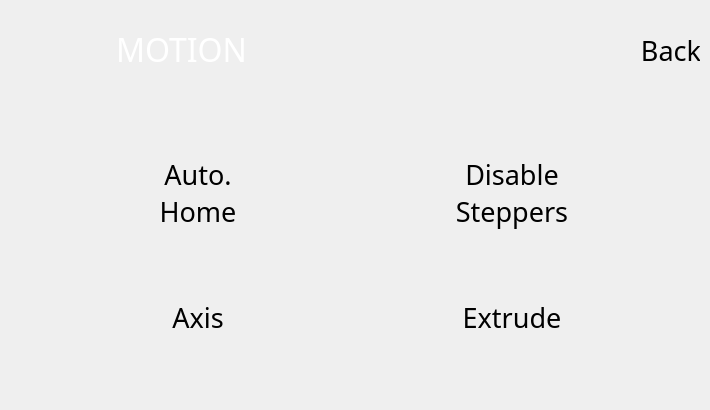
Before: the Qt Designer form BlocksScreen/lib/ui/controlStackedWidget.ui in BlocksTechnology/BlocksScreen, drawn with Qt 5.
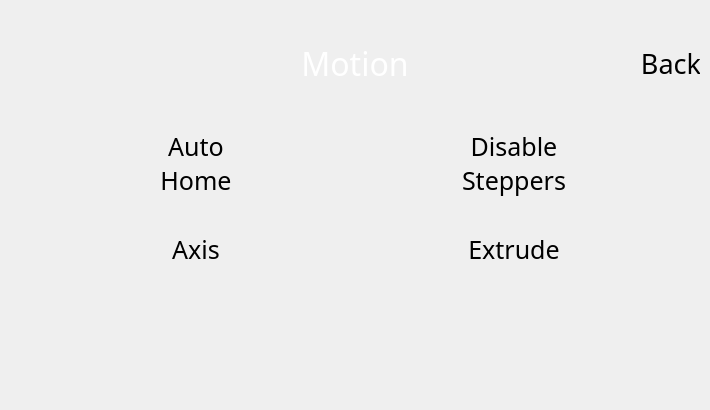
After: the same form once the commit is applied. The open tabs and pages were chosen to show the change. Custom widgets are drawn as their Qt base class.

Commit message:
Bugfix button text fix (#62)
* UPD: updated the left/center margin for blocks_button

* UPD: commented qr code widget , added text , incresed text font

* UPD: updated xyz format , hid printer settings , changed max bed temp. to 120

* UPD: updated popup messages

* UPD: uniformed size ,fonts and position for the buttons

* UPD: blocks_button now center on the whole white part of the button

* UPD: updated tittle on controlpanel

* UPD: fixed leds page layout

* BugFix: fixed ztilt without home before

```diff
--- a/BlocksScreen/lib/ui/controlStackedWidget.ui
+++ b/BlocksScreen/lib/ui/controlStackedWidget.ui
@@ -18,13 +18,13 @@
   </property>
   <property name="minimumSize">
    <size>
-    <width>700</width>
+    <width>710</width>
     <height>410</height>
    </size>
   </property>
   <property name="maximumSize">
    <size>
-    <width>720</width>
+    <width>710</width>
     <height>410</height>
    </size>
   </property>
@@ -496,32 +496,65 @@
      <height>420</height>
     </size>
    </property>
-   <widget class="QWidget" name="horizontalLayoutWidget_2">
-    <property name="geometry">
-     <rect>
-      <x>10</x>
-      <y>10</y>
-      <width>691</width>
-      <height>80</height>
-     </rect>
-    </property>
+   <layout class="QVBoxLayout" name="verticalLayout_2">
+    <item>
     <layout class="QHBoxLayout" name="mp_header_layout">
-     <item alignment="Qt::AlignHCenter|Qt::AlignVCenter">
+      <item>
+       <widget class="QWidget" name="widget" native="true">
+        <property name="sizePolicy">
+         <sizepolicy hsizetype="MinimumExpanding" vsizetype="Fixed">
+          <horstretch>0</horstretch>
+          <verstretch>0</verstretch>
+         </sizepolicy>
+        </property>
+        <property name="minimumSize">
+         <size>
+          <width>60</width>
+          <height>60</height>
+         </size>
+        </property>
+        <property name="maximumSize">
+         <size>
+          <width>60</width>
+          <height>60</height>
+         </size>
+        </property>
+       </widget>
+      </item>
+      <item>
       <widget class="QLabel" name="mp_header_title">
+        <property name="enabled">
+         <bool>true</bool>
+        </property>
+        <property name="sizePolicy">
+         <sizepolicy hsizetype="MinimumExpanding" vsizetype="Fixed">
+          <horstretch>0</horstretch>
+          <verstretch>0</verstretch>
+         </sizepolicy>
+        </property>
+        <property name="minimumSize">
+         <size>
+          <width>0</width>
+          <height>0</height>
+         </size>
+        </property>
+        <property name="maximumSize">
+         <size>
+          <width>16777215</width>
+          <height>60</height>
+         </size>
+        </property>
        <property name="font">
         <font>
          <family>Momcake</family>
          <pointsize>24</pointsize>
         </font>
        </property>
-       <property name="layoutDirection">
-        <enum>Qt::LeftToRight</enum>
-       </property>
        <property name="styleSheet">
         <string notr="true">background: transparent; color: white;</string>
        </property>
        <property name="text">
-        <string>MOTION</string>
+         <string>Motion</string>
        </property>
        <property name="alignment">
         <set>Qt::AlignCenter</set>
@@ -531,10 +564,10 @@
        </property>
       </widget>
      </item>
-     <item alignment="Qt::AlignRight|Qt::AlignVCenter">
+      <item>
       <widget class="IconButton" name="mp_back_btn">
        <property name="sizePolicy">
-        <sizepolicy hsizetype="Fixed" vsizetype="Fixed">
+         <sizepolicy hsizetype="MinimumExpanding" vsizetype="Fixed">
          <horstretch>0</horstretch>
          <verstretch>0</verstretch>
         </sizepolicy>
@@ -595,31 +628,11 @@
       </widget>
      </item>
     </layout>
-   </widget>
-   <widget class="QWidget" name="gridLayoutWidget_2">
-    <property name="geometry">
-     <rect>
-      <x>10</x>
-      <y>110</y>
-      <width>691</width>
-      <height>291</height>
-     </rect>
-    </property>
-    <layout class="QGridLayout" name="mp_content_layout">
-     <property name="leftMargin">
-      <number>5</number>
-     </property>
-     <property name="topMargin">
-      <number>5</number>
-     </property>
-     <property name="rightMargin">
-      <number>5</number>
-     </property>
-     <property name="bottomMargin">
-      <number>5</number>
-     </property>
-     <item row="0" column="0">
-      <widget class="BlocksCustomButton" name="motion_auto_home_btn">
+    </item>
+    <item>
+     <layout class="QGridLayout" name="cp_content_layout_2">
+      <item row="1" column="0">
+       <widget class="BlocksCustomButton" name="motion_move_axis_btn">
        <property name="sizePolicy">
         <sizepolicy hsizetype="Minimum" vsizetype="Fixed">
          <horstretch>0</horstretch>
@@ -629,7 +642,7 @@
        <property name="minimumSize">
         <size>
          <width>10</width>
-         <height>74</height>
+          <height>80</height>
         </size>
        </property>
        <property name="maximumSize">
@@ -641,7 +654,7 @@
        <property name="font">
         <font>
          <family>Momcake</family>
-         <pointsize>20</pointsize>
+          <pointsize>19</pointsize>
          <italic>false</italic>
          <stylestrategy>PreferAntialias</stylestrategy>
         </font>
@@ -662,8 +675,7 @@
         <string notr="true"/>
        </property>
        <property name="text">
-        <string>Auto.
-Home</string>
+         <string>Axis</string>
        </property>
        <property name="autoDefault">
         <bool>false</bool>
@@ -690,7 +702,7 @@
        <property name="minimumSize">
         <size>
          <width>10</width>
-         <height>74</height>
+          <height>80</height>
         </size>
        </property>
        <property name="maximumSize">
@@ -702,7 +714,7 @@
        <property name="font">
         <font>
          <family>Momcake</family>
-         <pointsize>20</pointsize>
+          <pointsize>19</pointsize>
          <italic>false</italic>
          <stylestrategy>PreferAntialias</stylestrategy>
         </font>
@@ -740,66 +752,6 @@
        </property>
       </widget>
      </item>
-     <item row="1" column="0">
-      <widget class="BlocksCustomButton" name="motion_move_axis_btn">
-       <property name="sizePolicy">
-        <sizepolicy hsizetype="Minimum" vsizetype="Fixed">
-         <horstretch>0</horstretch>
-         <verstretch>0</verstretch>
-        </sizepolicy>
-       </property>
-       <property name="minimumSize">
-        <size>
-         <width>10</width>
-         <height>74</height>
-        </size>
-       </property>
-       <property name="maximumSize">
-        <size>
-         <width>250</width>
-         <height>80</height>
-        </size>
-       </property>
-       <property name="font">
-        <font>
-         <family>Momcake</family>
-         <pointsize>20</pointsize>
-         <italic>false</italic>
-         <stylestrategy>PreferAntialias</stylestrategy>
-        </font>
-       </property>
-       <property name="mouseTracking">
-        <bool>false</bool>
-       </property>
-       <property name="tabletTracking">
-        <bool>true</bool>
-       </property>
-       <property name="contextMenuPolicy">
-        <enum>Qt::NoContextMenu</enum>
-       </property>
-       <property name="layoutDirection">
-        <enum>Qt::LeftToRight</enum>
-       </property>
-       <property name="styleSheet">
-        <string notr="true"/>
-       </property>
-       <property name="text">
-        <string>Axis</string>
-       </property>
-       <property name="autoDefault">
-        <bool>false</bool>
-       </property>
-       <property name="flat">
-        <bool>true</bool>
-       </property>
-       <property name="class" stdset="0">
-        <string>menu_btn</string>
-       </property>
-       <property name="icon_pixmap" stdset="0">
-        <pixmap resource="resources/icon_resources.qrc">:/motion/media/btn_icons/axis_maintenance.svg</pixmap>
-       </property>
-      </widget>
-     </item>
      <item row="1" column="1">
       <widget class="BlocksCustomButton" name="motion_extrude_btn">
        <property name="sizePolicy">
@@ -811,7 +763,7 @@
        <property name="minimumSize">
         <size>
          <width>10</width>
-         <height>74</height>
+          <height>80</height>
         </size>
        </property>
        <property name="maximumSize">
@@ -823,7 +775,7 @@
        <property name="font">
         <font>
          <family>Momcake</family>
-         <pointsize>20</pointsize>
+          <pointsize>19</pointsize>
          <italic>false</italic>
          <stylestrategy>PreferAntialias</stylestrategy>
         </font>
@@ -860,8 +812,92 @@
        </property>
       </widget>
      </item>
-    </layout>
-   </widget>
+      <item row="0" column="0">
+       <widget class="BlocksCustomButton" name="motion_auto_home_btn">
+        <property name="sizePolicy">
+         <sizepolicy hsizetype="Minimum" vsizetype="Fixed">
+          <horstretch>0</horstretch>
+          <verstretch>0</verstretch>
+         </sizepolicy>
+        </property>
+        <property name="minimumSize">
+         <size>
+          <width>10</width>
+          <height>80</height>
+         </size>
+        </property>
+        <property name="maximumSize">
+         <size>
+          <width>250</width>
+          <height>80</height>
+         </size>
+        </property>
+        <property name="font">
+         <font>
+          <family>Momcake</family>
+          <pointsize>19</pointsize>
+          <italic>false</italic>
+          <stylestrategy>PreferAntialias</stylestrategy>
+         </font>
+        </property>
+        <property name="mouseTracking">
+         <bool>false</bool>
+        </property>
+        <property name="tabletTracking">
+         <bool>true</bool>
+        </property>
+        <property name="contextMenuPolicy">
+         <enum>Qt::NoContextMenu</enum>
+        </property>
+        <property name="layoutDirection">
+         <enum>Qt::LeftToRight</enum>
+        </property>
+        <property name="styleSheet">
+         <string notr="true"/>
+        </property>
+        <property name="text">
+         <string>Auto
+Home</string>
+        </property>
+        <property name="autoDefault">
+         <bool>false</bool>
+        </property>
+        <property name="flat">
+         <bool>true</bool>
+        </property>
+        <property name="class" stdset="0">
+         <string>menu_btn</string>
+        </property>
+        <property name="icon_pixmap" stdset="0">
+         <pixmap resource="resources/icon_resources.qrc">:/motion/media/btn_icons/home_all.svg</pixmap>
+        </property>
+       </widget>
+      </item>
+      <item row="2" column="0">
+       <widget class="QWidget" name="blank" native="true">
+        <property name="sizePolicy">
+         <sizepolicy hsizetype="Minimum" vsizetype="Fixed">
+          <horstretch>0</horstretch>
+          <verstretch>0</verstretch>
+         </sizepolicy>
+        </property>
+        <property name="minimumSize">
+         <size>
+          <width>10</width>
+          <height>80</height>
+         </size>
+        </property>
+        <property name="maximumSize">
+         <size>
+          <width>250</width>
+          <height>80</height>
+         </size>
+        </property>
+       </widget>
+      </item>
+     </layout>
+    </item>
+   </layout>
   </widget>
   <widget class="QWidget" name="extrude_page">
    <property name="minimumSize">
```
Left out of the diff: 671 changed lines with no effect on the pictures. Lines whose indentation alone changed are shown as unchanged. The commit also changes 11 other files.
